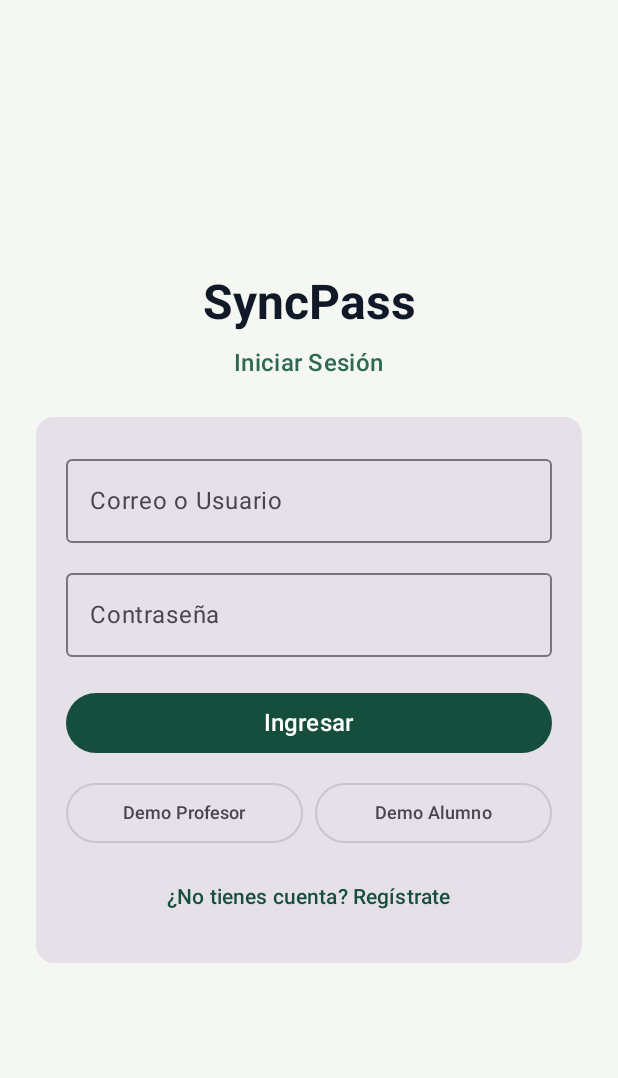
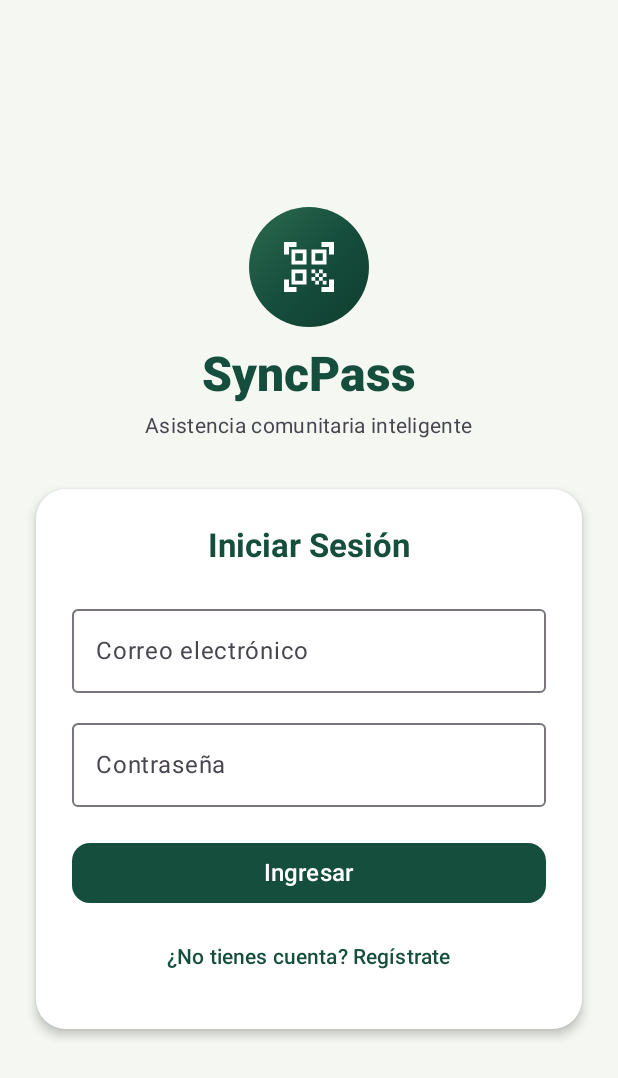
Before and after one commit to feliignaciodev/syncpass-movil, an Android app built with Jetpack Compose: the composable LoginScreen shown on its own in the app's theme, on a phone screen of 412 x 824 dp. Shown: the top 1078 px of the screen. Run offline under Robolectric (Android 15) with nearby library versions, the phone set to English and light mode, and no system bars; our stand-ins replace Dagger/Hilt's generated code; 1 statement that could not run was skipped.

Commit message:
feat: mejora visual de la UI (logo, colores pasteles, bordes redondeados, dialogo de detalle de curso)

```diff
--- /dev/null
+++ b/app/src/main/java/com/example/syncpassapp/core/designsystem/components/Logo.kt
@@ -0,0 +1,125 @@
+package com.example.syncpassapp.core.designsystem.components
+
+import androidx.compose.foundation.background
+import androidx.compose.foundation.layout.Arrangement
+import androidx.compose.foundation.layout.Box
+import androidx.compose.foundation.layout.Column
+import androidx.compose.foundation.layout.Row
+import androidx.compose.foundation.layout.Spacer
+import androidx.compose.foundation.layout.fillMaxWidth
+import androidx.compose.foundation.layout.height
+import androidx.compose.foundation.layout.padding
+import androidx.compose.foundation.layout.size
+import androidx.compose.foundation.layout.width
+import androidx.compose.foundation.shape.CircleShape
+import androidx.compose.foundation.shape.RoundedCornerShape
+import androidx.compose.material.icons.Icons
+import androidx.compose.material.icons.filled.QrCodeScanner
+import androidx.compose.material3.Icon
+import androidx.compose.material3.MaterialTheme
+import androidx.compose.material3.Text
+import androidx.compose.runtime.Composable
+import androidx.compose.ui.Alignment
+import androidx.compose.ui.Modifier
+import androidx.compose.ui.draw.clip
+import androidx.compose.ui.graphics.Brush
+import androidx.compose.ui.graphics.Color
+import androidx.compose.ui.text.font.FontWeight
+import androidx.compose.ui.unit.dp
+import androidx.compose.ui.unit.sp
+
+/**
+ * Logo de SyncPass: icono circular con gradiente sobre fondo pastel
+ * y el nombre de la app. Se adapta al contexto de asistencia comunitaria.
+ */
+@Composable
+fun SyncPassLogo(
+    modifier: Modifier = Modifier,
+    mostrarSubtitulo: Boolean = true
+) {
+    Column(
+        modifier = modifier.fillMaxWidth(),
+        horizontalAlignment = Alignment.CenterHorizontally
+    ) {
+        Box(
+            modifier = Modifier
+                .size(80.dp)
+                .clip(CircleShape)
+                .background(
+                    Brush.linearGradient(
+                        colors = listOf(
+                            Color(0xFF2D6A4F),
+                            Color(0xFF164E3D),
+                            Color(0xFF0F3D2E)
+                        )
+                    )
+                ),
+            contentAlignment = Alignment.Center
+        ) {
+            Icon(
+                imageVector = Icons.Default.QrCodeScanner,
+                contentDescription = "Logo SyncPass",
+                tint = Color.White,
+                modifier = Modifier.size(40.dp)
+            )
+        }
+
+        Spacer(modifier = Modifier.height(12.dp))
+
+        Text(
+            text = "SyncPass",
+            style = MaterialTheme.typography.headlineLarge,
+            fontWeight = FontWeight.ExtraBold,
+            color = MaterialTheme.colorScheme.primary
+        )
+
+        if (mostrarSubtitulo) {
+            Spacer(modifier = Modifier.height(4.dp))
+            Text(
+                text = "Asistencia comunitaria inteligente",
+                style = MaterialTheme.typography.bodyMedium,
+                color = MaterialTheme.colorScheme.onSurfaceVariant
+            )
+        }
+    }
+}
+
+/**
+ * Encabezado de sección con línea decorativa inferior.
+ */
+@Composable
+fun SeccionHeader(
+    titulo: String,
+    modifier: Modifier = Modifier,
+    accion: (@Composable () -> Unit)? = null
+) {
+    Column(modifier = modifier.fillMaxWidth()) {
+        Row(
+            modifier = Modifier.fillMaxWidth(),
+            horizontalArrangement = Arrangement.SpaceBetween,
+            verticalAlignment = Alignment.CenterVertically
+        ) {
+            Text(
+                text = titulo,
+                style = MaterialTheme.typography.titleMedium,
+                fontWeight = FontWeight.Bold,
+                color = MaterialTheme.colorScheme.primary
+            )
+            accion?.invoke()
+        }
+        Spacer(modifier = Modifier.height(4.dp))
+        Box(
+            modifier = Modifier
+                .fillMaxWidth()
+                .height(2.dp)
+                .background(
+                    Brush.horizontalGradient(
+                        colors = listOf(
+                            MaterialTheme.colorScheme.primary.copy(alpha = 0.6f),
+                            MaterialTheme.colorScheme.primary.copy(alpha = 0.1f)
+                        )
+                    )
+                )
+        )
+    }
+}
--- a/app/src/main/java/com/example/syncpassapp/feature/auth/ui/LoginScreen.kt
+++ b/app/src/main/java/com/example/syncpassapp/feature/auth/ui/LoginScreen.kt
@@ -8,13 +8,13 @@ import androidx.compose.foundation.layout.fillMaxSize
 import androidx.compose.foundation.layout.fillMaxWidth
 import androidx.compose.foundation.layout.height
 import androidx.compose.foundation.layout.padding
+import androidx.compose.foundation.shape.RoundedCornerShape
 import androidx.compose.material3.Button
 import androidx.compose.material3.Card
+import androidx.compose.material3.CardDefaults
 import androidx.compose.material3.CircularProgressIndicator
 import androidx.compose.material3.MaterialTheme
-import androidx.compose.material3.OutlinedButton
 import androidx.compose.material3.OutlinedTextField
-import androidx.compose.ui.text.input.PasswordVisualTransformation
 import androidx.compose.material3.Text
 import androidx.compose.material3.TextButton
 import androidx.compose.runtime.Composable
@@ -22,15 +22,18 @@ import androidx.compose.runtime.collectAsState
 import androidx.compose.runtime.getValue
 import androidx.compose.ui.Alignment
 import androidx.compose.ui.Modifier
+import androidx.compose.ui.graphics.Color
 import androidx.compose.ui.text.font.FontWeight
 import androidx.compose.ui.text.input.ImeAction
+import androidx.compose.ui.text.input.KeyboardType
+import androidx.compose.ui.text.input.PasswordVisualTransformation
+import androidx.compose.ui.unit.dp
+import androidx.compose.ui.unit.sp
 import androidx.compose.foundation.text.KeyboardActions
 import androidx.compose.foundation.text.KeyboardOptions
-import androidx.compose.ui.text.input.KeyboardType
-import androidx.compose.ui.unit.dp
-import androidx.compose.ui.unit.sp
 import androidx.hilt.navigation.compose.hiltViewModel
-import com.example.syncpassapp.feature.auth.ui.LoginViewModel
+import com.example.syncpassapp.core.designsystem.components.SyncPassLogo
+import com.example.syncpassapp.core.designsystem.theme.PastelGreen
 
 @Composable
 fun LoginScreen(
@@ -48,33 +51,33 @@ fun LoginScreen(
         horizontalAlignment = Alignment.CenterHorizontally,
         verticalArrangement = Arrangement.Center
     ) {
-        Text(
-            text = "SyncPass",
-            style = MaterialTheme.typography.headlineLarge,
-            fontWeight = FontWeight.Bold
-        )
+        SyncPassLogo(mostrarSubtitulo = true)
 
-        Spacer(modifier = Modifier.height(8.dp))
-
-        Text(
-            text = "Iniciar Sesión",
-            style = MaterialTheme.typography.titleMedium,
-            color = MaterialTheme.colorScheme.secondary
-        )
-
-        Spacer(modifier = Modifier.height(24.dp))
+        Spacer(modifier = Modifier.height(32.dp))
 
         Card(
-            modifier = Modifier.fillMaxWidth()
+            modifier = Modifier.fillMaxWidth(),
+            shape = RoundedCornerShape(20.dp),
+            colors = CardDefaults.cardColors(containerColor = MaterialTheme.colorScheme.surface),
+            elevation = CardDefaults.cardElevation(defaultElevation = 4.dp)
         ) {
             Column(
-                modifier = Modifier.padding(20.dp),
+                modifier = Modifier.padding(24.dp),
                 horizontalAlignment = Alignment.CenterHorizontally
             ) {
+                Text(
+                    text = "Iniciar Sesión",
+                    style = MaterialTheme.typography.titleLarge,
+                    fontWeight = FontWeight.Bold,
+                    color = MaterialTheme.colorScheme.primary
+                )
+
+                Spacer(modifier = Modifier.height(20.dp))
+
                 OutlinedTextField(
                     value = uiState.emailInput,
                     onValueChange = { viewModel.onEmailChanged(it) },
-                    label = { Text("Correo o Usuario") },
+                    label = { Text("Correo electrónico") },
                     modifier = Modifier.fillMaxWidth(),
                     singleLine = true,
                     keyboardOptions = KeyboardOptions(
@@ -118,33 +121,10 @@ fun LoginScreen(
                                 onSuccessEstudiante = onLoginEstudiante
                             )
                         },
-                        modifier = Modifier.fillMaxWidth()
+                        modifier = Modifier.fillMaxWidth(),
+                        shape = RoundedCornerShape(12.dp)
                     ) {
                         Text("Ingresar", fontSize = 16.sp)
-                    }
-
-                    Spacer(modifier = Modifier.height(12.dp))
-
-                    Row(
-                        modifier = Modifier.fillMaxWidth(),
-                        horizontalArrangement = Arrangement.spacedBy(8.dp)
-                    ) {
-                        OutlinedButton(
-                            onClick = {
-                                viewModel.loginDemoProfesor(onLoginProfesor, onLoginEstudiante)
-                            },
-                            modifier = Modifier.weight(1f)
-                        ) {
-                            Text("Demo Profesor", fontSize = 12.sp)
-                        }
-                        OutlinedButton(
-                            onClick = {
-                                viewModel.loginDemoEstudiante(onLoginProfesor, onLoginEstudiante)
-                            },
-                            modifier = Modifier.weight(1f)
-                        ) {
-                            Text("Demo Alumno", fontSize = 12.sp)
-                        }
                     }
                 }
 
```
Also changed, not shown: app/src/main/java/com/example/syncpassapp/core/designsystem/components/Tarjetas.kt (+11 -7 lines), app/src/main/java/com/example/syncpassapp/core/designsystem/theme/Color.kt (+10 -0 lines), app/src/main/java/com/example/syncpassapp/feature/clases/ui/DialogDetalleCurso.kt (added, +95 -0 lines), app/src/main/java/com/example/syncpassapp/feature/clases/ui/TeacherHomeScreen.kt (+9 -1 lines).
